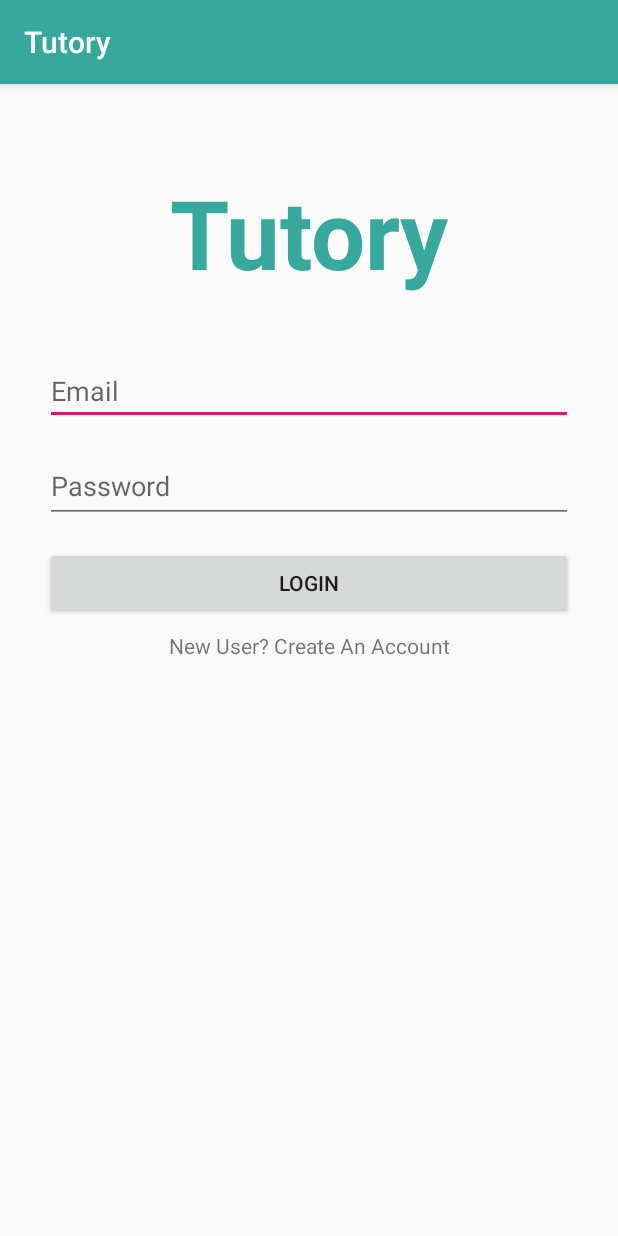
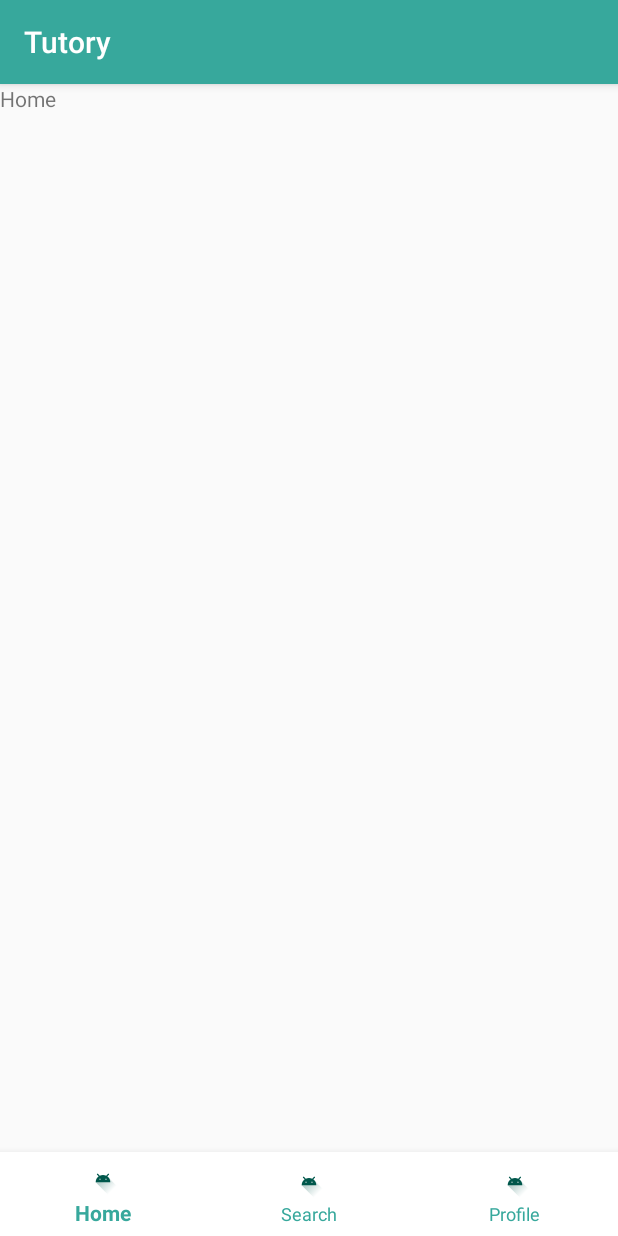
Before and after one commit to BryanHoonLee/Lyrical, an Android app: the screen it shows after launch (LoginActivity before the commit, MainActivity after it), on a phone screen of 412 x 824 dp. Run offline under Robolectric (Android 15) with nearby library versions, the phone set to English and light mode, and no system bars.

Commit message:
Added bottom navigation. Replaced some activities with fragments

```diff
--- a/app/src/main/AndroidManifest.xml
+++ b/app/src/main/AndroidManifest.xml
@@ -9,7 +9,7 @@
             android:roundIcon="@mipmap/ic_launcher_round"
             android:supportsRtl="true"
             android:theme="@style/AppTheme">
-        <activity android:name=".LoginActivity">
+        <activity android:name=".MainActivity">
             <intent-filter>
                 <action android:name="android.intent.action.MAIN"/>
 
@@ -18,7 +18,7 @@
         </activity>
         <activity android:name=".WelcomePageActivity"></activity>
         <activity android:name=".RegistrationActivity"></activity>
-        <activity android:name=".HomeActivity"></activity>
+        <activity android:name=".LoginActivity"></activity>
 
 
     </application>
--- /dev/null
+++ b/app/src/main/java/hoonstudio/com/tutory/HomeFragment.kt
@@ -0,0 +1,18 @@
+package hoonstudio.com.tutory
+
+import android.os.Bundle
+import android.view.LayoutInflater
+import android.view.View
+import android.view.ViewGroup
+import androidx.fragment.app.Fragment
+
+class HomeFragment : Fragment(){
+
+    override fun onCreateView(inflater: LayoutInflater, container: ViewGroup?, savedInstanceState: Bundle?): View? {
+        return inflater.inflate(R.layout.fragment_home, container, false)
+    }
+
+    companion object {
+        fun newInstance(): HomeFragment = HomeFragment()
+    }
+}
--- a/app/src/main/java/hoonstudio/com/tutory/LoginActivity.kt
+++ b/app/src/main/java/hoonstudio/com/tutory/LoginActivity.kt
@@ -22,7 +22,7 @@ class LoginActivity : AppCompatActivity(){
 
         loginButton.setOnClickListener {
             Log.d(TAG, "Clicked Login Button")
-            val intent = Intent(this, HomeActivity::class.java)
+            val intent = Intent(this, MainActivity::class.java)
             intent.flags = Intent.FLAG_ACTIVITY_CLEAR_TASK.or(Intent.FLAG_ACTIVITY_NEW_TASK)
             startActivity(intent);
         }
--- a/app/src/main/java/hoonstudio/com/tutory/MainActivity.kt
+++ b/app/src/main/java/hoonstudio/com/tutory/MainActivity.kt
@@ -2,11 +2,51 @@ package hoonstudio.com.tutory
 
 import android.os.Bundle
 import androidx.appcompat.app.AppCompatActivity
+import androidx.fragment.app.Fragment
+import com.google.android.material.bottomnavigation.BottomNavigationView
+import kotlinx.android.synthetic.main.activity_main.*
+
 
 class MainActivity : AppCompatActivity() {
 
+    private val onNavigationItemSelectedListener = BottomNavigationView.OnNavigationItemSelectedListener {
+        when(it.itemId){
+            R.id.home -> {
+                val homeFragment = HomeFragment.newInstance()
+                startFragment(homeFragment)
+                return@OnNavigationItemSelectedListener true
+            }
+            R.id.search -> {
+                val searchFragment = SearchFragment.newInstance()
+                startFragment(searchFragment)
+                return@OnNavigationItemSelectedListener true
+            }
+            R.id.profile ->{
+                val profileFragment = ProfileFragment.newInstance()
+                startFragment(profileFragment)
+                return@OnNavigationItemSelectedListener true
+            }
+        }
+        false
+    }
+
+    private fun startFragment(fragment: Fragment){
+        val transaction = supportFragmentManager.beginTransaction()
+        transaction.replace(R.id.container, fragment)
+        transaction.addToBackStack(null)
+        transaction.commit()
+    }
     override fun onCreate(savedInstanceState: Bundle?) {
         super.onCreate(savedInstanceState)
         setContentView(R.layout.activity_main)
+
+        val bottomNavigation = bottomNavigation
+        bottomNavigation.setOnNavigationItemSelectedListener(onNavigationItemSelectedListener)
+
+        val homeFragment = HomeFragment.newInstance()
+        startFragment(homeFragment)
+
+
+
     }
 }
--- a/app/src/main/java/hoonstudio/com/tutory/ProfileActivity.java
+++ /dev/null
@@ -1,4 +0,0 @@
-package hoonstudio.com.tutory;
-
-public class ProfileActivity {
-}
--- a/app/src/main/java/hoonstudio/com/tutory/SearchActivity.java
+++ /dev/null
@@ -1,4 +0,0 @@
-package hoonstudio.com.tutory;
-
-public class SearchActivity {
-}
--- a/app/src/main/res/layout/activity_main.xml
+++ b/app/src/main/res/layout/activity_main.xml
@@ -7,14 +7,20 @@
         android:layout_height="match_parent"
         tools:context=".MainActivity">
 
-    <TextView
-            android:text="Tutory"
-            android:layout_width="191dp"
-            android:layout_height="119dp"
-            android:id="@+id/textView"
-            android:gravity="center_horizontal|center_vertical"
-            app:layout_constraintEnd_toEndOf="parent" android:layout_marginEnd="8dp"
-            app:layout_constraintStart_toStartOf="parent" android:layout_marginStart="8dp"
-            android:layout_marginTop="60dp" app:layout_constraintTop_toTopOf="parent" android:textSize="48sp"
-            android:textColor="@color/colorPrimary" android:textStyle="bold"/>
+    <FrameLayout android:id="@+id/container"
+                 android:layout_width="match_parent"
+                 android:layout_height="match_parent"/>
+
+    <com.google.android.material.bottomnavigation.BottomNavigationView
+            android:id="@+id/bottomNavigation"
+            android:layout_width="match_parent"
+            android:layout_height="wrap_content"
+            android:background="@color/colorWhite"
+            app:itemIconTint="@color/colorPrimaryDark"
+            app:itemTextColor="@color/colorPrimary"
+            app:menu="@menu/bottom_navigation_menu"
+            app:layout_constraintBottom_toBottomOf="parent" app:layout_constraintEnd_toEndOf="parent"
+            app:layout_constraintStart_toStartOf="parent"
+    />
+
 </androidx.constraintlayout.widget.ConstraintLayout>
--- /dev/null
+++ b/app/src/main/res/layout/fragment_home.xml
@@ -0,0 +1,11 @@
+<?xml version="1.0" encoding="utf-8"?>
+<LinearLayout xmlns:android="http://schemas.android.com/apk/res/android"
+              android:orientation="vertical"
+              android:layout_width="match_parent"
+              android:layout_height="match_parent">
+
+    <TextView
+            android:text="@string/bottom_navigation_menu_home"
+            android:layout_width="match_parent"
+            android:layout_height="wrap_content" android:id="@+id/textView"/>
+</LinearLayout>
```
Also changed, not shown: app/src/main/java/hoonstudio/com/tutory/HomeActivity.kt (deleted, +0 -14 lines), app/src/main/java/hoonstudio/com/tutory/ProfileFragment.kt (added, +18 -0 lines), app/src/main/java/hoonstudio/com/tutory/SearchFragment.kt (added, +18 -0 lines), app/src/main/res/layout/activity_home.xml (deleted, +0 -21 lines), app/src/main/res/layout/fragment_profile.xml (added, +11 -0 lines), app/src/main/res/layout/fragment_search.xml (added, +11 -0 lines).
